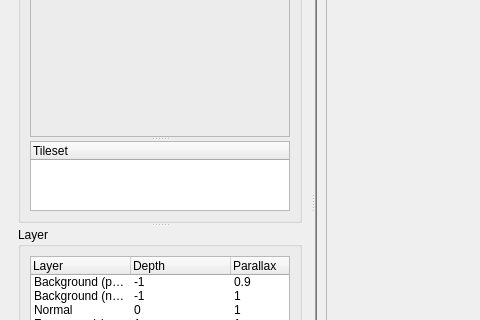
Old version of the form designer/editor.ui in the repository dlon/game1editor; both pictures show x 0 to 480 and y 176 to 496 of the 978 by 730 pixel window.
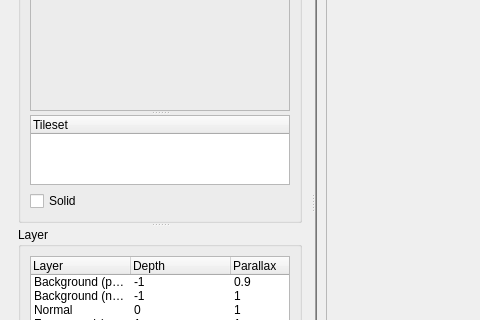
New version of the form. The open tabs and pages were chosen to show the change. Icons and pictures are not drawn. Custom widgets are drawn as their Qt base class.

Commit message: tile area: solid checkbox

```diff
--- a/designer/editor.ui
+++ b/designer/editor.ui
@@ -120,6 +120,13 @@
              <string>Tileset</string>
             </property>
             <layout class="QGridLayout" name="gridLayout_3">
+             <item row="1" column="0">
+              <widget class="QCheckBox" name="solidCheckbox">
+               <property name="text">
+                <string>Solid</string>
+               </property>
+              </widget>
+             </item>
              <item row="0" column="0">
               <widget class="QSplitter" name="splitter_3">
                <property name="sizePolicy">
```
Left out of the diff: 24 changed lines with no effect on the pictures. The commit also changes 1 other file.
